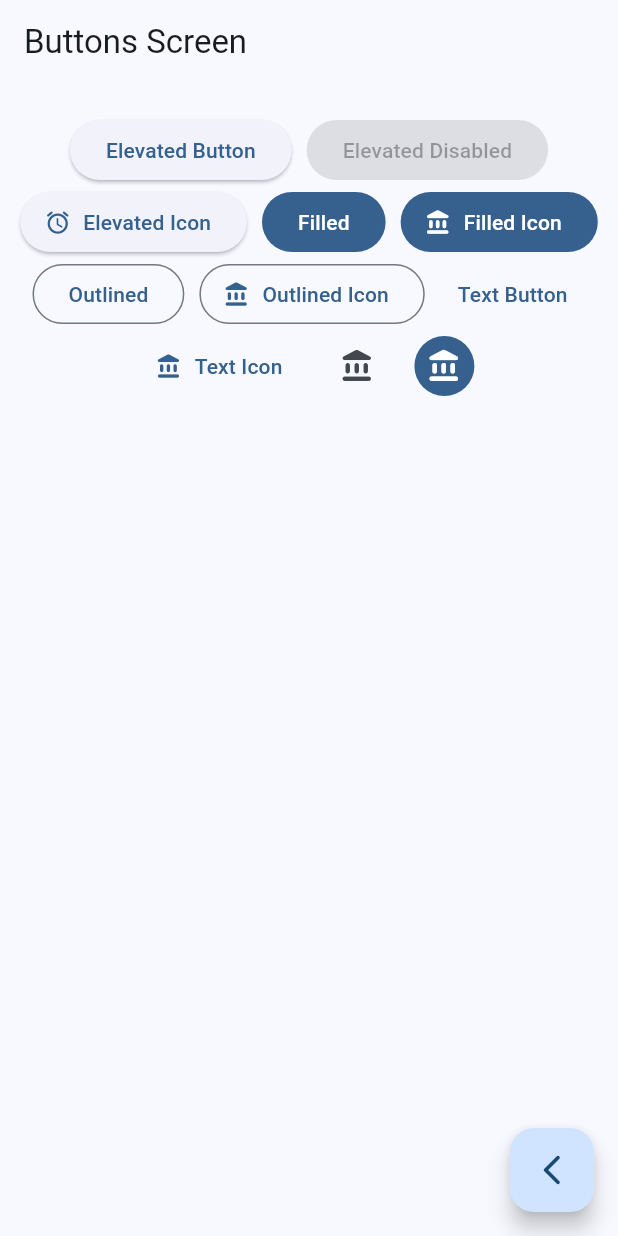
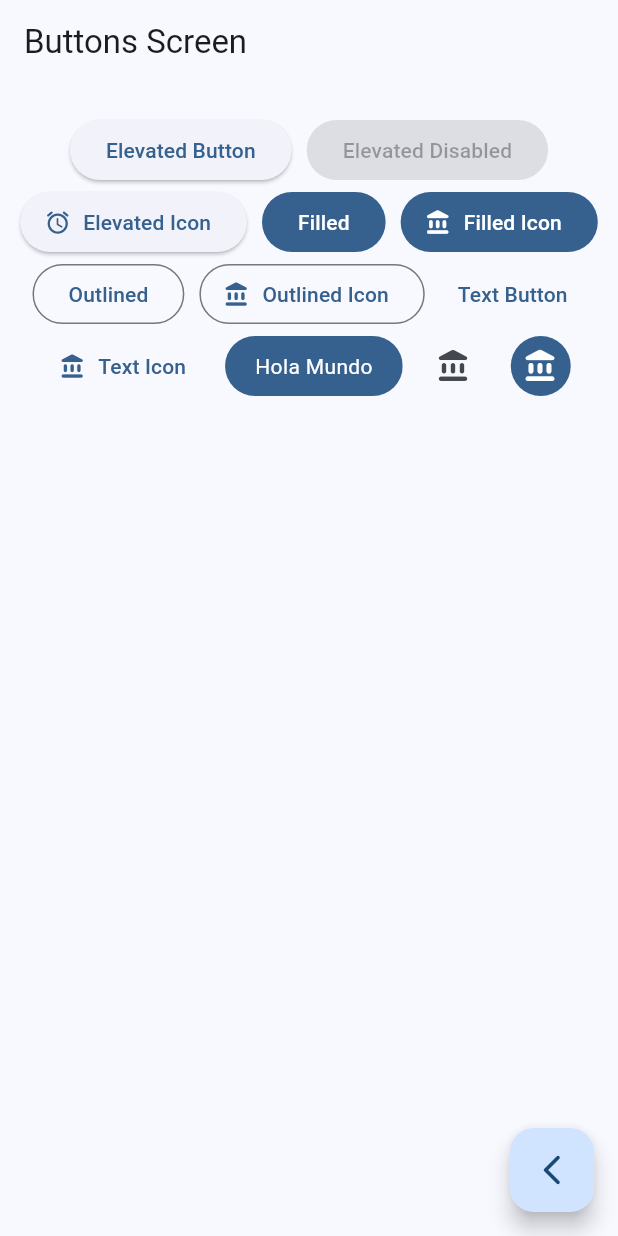
Before and after one commit to TellMeT-Dev/Proyectos_Flutter, a Flutter app: the ButtonsScreen screen opened by its route, on a phone screen of 412 x 824 dp. Run offline on Flutter 3.47's test engine with Material 3 defaults, Android fonts, the phone set to English and light mode, and no system bars; our stand-ins replace animate_do, dio, go_router, video_player.

Commit message:
Custom Button

```diff
--- a/widgets_app/lib/presentation/screens/buttons/buttons_screen.dart
+++ b/widgets_app/lib/presentation/screens/buttons/buttons_screen.dart
@@ -87,6 +87,8 @@
               label: const Text('Text Icon'),
             ),
 
+            const CustomButton(),
+
             IconButton(
               onPressed: () {},
               icon: Icon(Icons.account_balance_rounded),
@@ -105,3 +107,27 @@
     );
   }
 }
+
+class CustomButton extends StatelessWidget {
+  const CustomButton({super.key});
+
+  @override
+  Widget build(BuildContext context) {
+
+    final colors = Theme.of(context).colorScheme;
+
+    return ClipRRect(
+      borderRadius: BorderRadius.circular(20),
+      child: Material(
+        color: colors.primary,
+        child: InkWell(
+          onTap: () {},
+          child: Padding(
+            padding: const EdgeInsets.symmetric(horizontal: 20, vertical: 10),
+            child: Text('Hola Mundo', style: TextStyle(color: Colors.white)),
+          ),
+        ),
+      ),
+    );
+  }
+}
```
